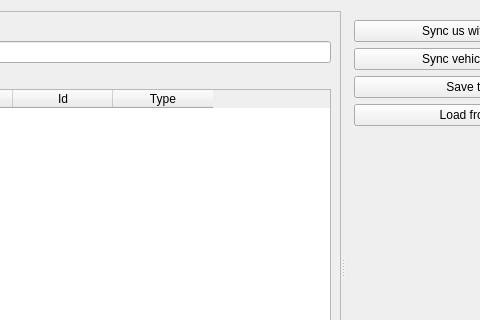
Enem-20/CGS, file parameterlist.ui: the form before one commit; both pictures show x 209 to 689 and y 0 to 320 of the 827 by 534 pixel window.
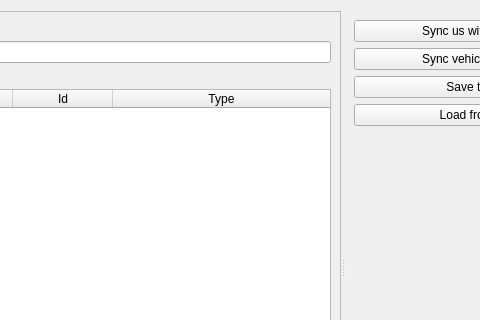
The form after the commit.

Patch:
```diff
--- a/parameterlist.ui
+++ b/parameterlist.ui
@@ -47,7 +47,10 @@
        <item>
         <widget class="QTableWidget" name="parameterList">
          <property name="sizeAdjustPolicy">
-          <enum>QAbstractScrollArea::AdjustIgnored</enum>
+          <enum>QAbstractScrollArea::SizeAdjustPolicy::AdjustIgnored</enum>
+         </property>
+         <property name="alternatingRowColors">
+          <bool>true</bool>
          </property>
          <property name="sortingEnabled">
           <bool>true</bool>
@@ -55,6 +58,9 @@
          <attribute name="horizontalHeaderCascadingSectionResizes">
           <bool>false</bool>
          </attribute>
+         <attribute name="horizontalHeaderStretchLastSection">
+          <bool>true</bool>
+         </attribute>
          <attribute name="verticalHeaderCascadingSectionResizes">
           <bool>false</bool>
          </attribute>
```
Left out of the diff: 10 changed lines with no effect on the pictures.
